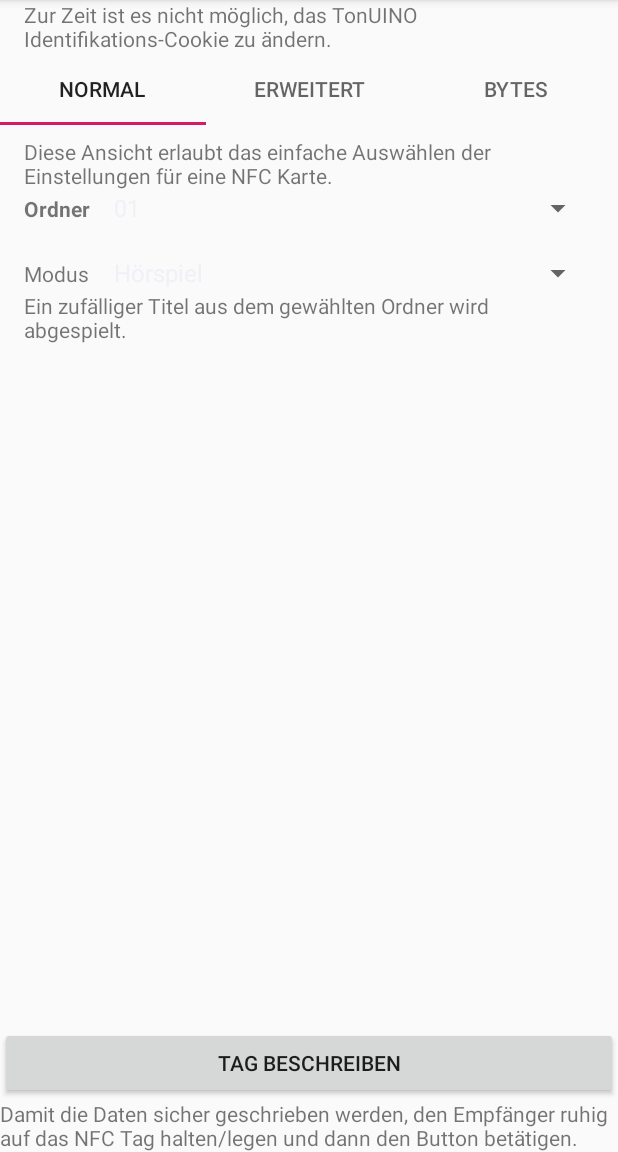
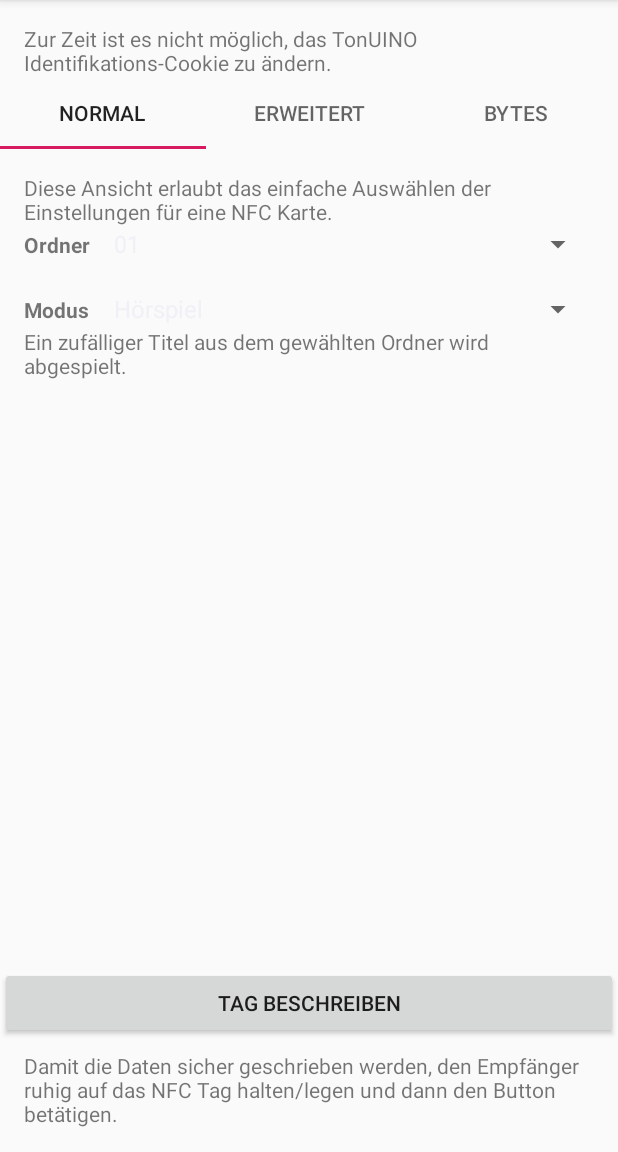
Before and after one commit to marc136/tonuino-nfc-tools, an Android app: the EditActivity screen opened directly, with no data from a screen before it, on a phone screen of 412 x 824 dp, the part 84-1236 px from its top. Run offline under Robolectric (Android 15) with nearby library versions, the light colour scheme and no system bars.

Commit message:
Minor layout changes

```diff
--- a/app/src/main/res/layout/activity_edit.xml
+++ b/app/src/main/res/layout/activity_edit.xml
@@ -9,8 +9,8 @@
 
     <TextView
             android:layout_width="wrap_content"
-            android:layout_height="wrap_content"
-            android:layout_marginLeft="16dp" android:layout_marginRight="16dp"
+            android:layout_height="wrap_content" android:layout_marginTop="16dp"
+            android:layout_marginStart="16dp" android:layout_marginEnd="16dp"
             android:text="Zur Zeit ist es nicht möglich, das TonUINO Identifikations-Cookie zu ändern."
     />
     <android.support.design.widget.TabLayout
@@ -37,16 +37,20 @@
     <android.support.v4.view.ViewPager
             android:layout_width="match_parent"
             android:layout_height="wrap_content"
-            android:layout_marginLeft="16dp" android:layout_marginRight="16dp"
+            android:layout_marginTop="8dp"
+            android:layout_marginStart="16dp" android:layout_marginEnd="16dp"
             android:id="@+id/edit_main_pager" android:layout_weight="1"/>
     <Button
             android:text="@string/main_write_tag_button"
             android:layout_width="match_parent"
             android:layout_height="wrap_content"
             android:onClick="writeTag"
+            android:layout_marginTop="16dp"
             android:id="@+id/write_button"/>
     <TextView
             android:text="@string/edit_write_description"
             android:layout_width="match_parent"
-            android:layout_height="wrap_content" android:id="@+id/write_description"/>
+            android:layout_height="wrap_content" android:id="@+id/write_description"
+            android:layout_marginTop="8dp" android:layout_marginBottom="16dp"
+            android:layout_marginStart="16dp" android:layout_marginEnd="16dp"/>
 </LinearLayout>
--- a/app/src/main/res/layout/fragment_edit_extended.xml
+++ b/app/src/main/res/layout/fragment_edit_extended.xml
@@ -2,7 +2,7 @@
 <LinearLayout xmlns:android="http://schemas.android.com/apk/res/android"
               xmlns:tools="http://schemas.android.com/tools"
               android:layout_width="match_parent"
-              android:layout_height="match_parent"
+              android:layout_height="wrap_content"
               tools:context=".ui.edit.EditExtended" android:orientation="vertical">
 
     <TextView
--- a/app/src/main/res/layout/fragment_edit_simple.xml
+++ b/app/src/main/res/layout/fragment_edit_simple.xml
@@ -2,7 +2,7 @@
 <LinearLayout xmlns:android="http://schemas.android.com/apk/res/android"
               xmlns:tools="http://schemas.android.com/tools"
               android:layout_width="match_parent"
-              android:layout_height="match_parent"
+              android:layout_height="wrap_content"
               tools:context=".ui.edit.EditSimple" android:orientation="vertical">
 
     <TextView
@@ -39,6 +39,8 @@
             <TextView
                     android:layout_width="match_parent"
                     android:layout_height="wrap_content"
+                    android:layout_marginRight="8dp"
+                    android:textStyle="bold"
                     android:text="@string/edit_mode_label"/>
             <Spinner
                     android:layout_width="wrap_content"
```
